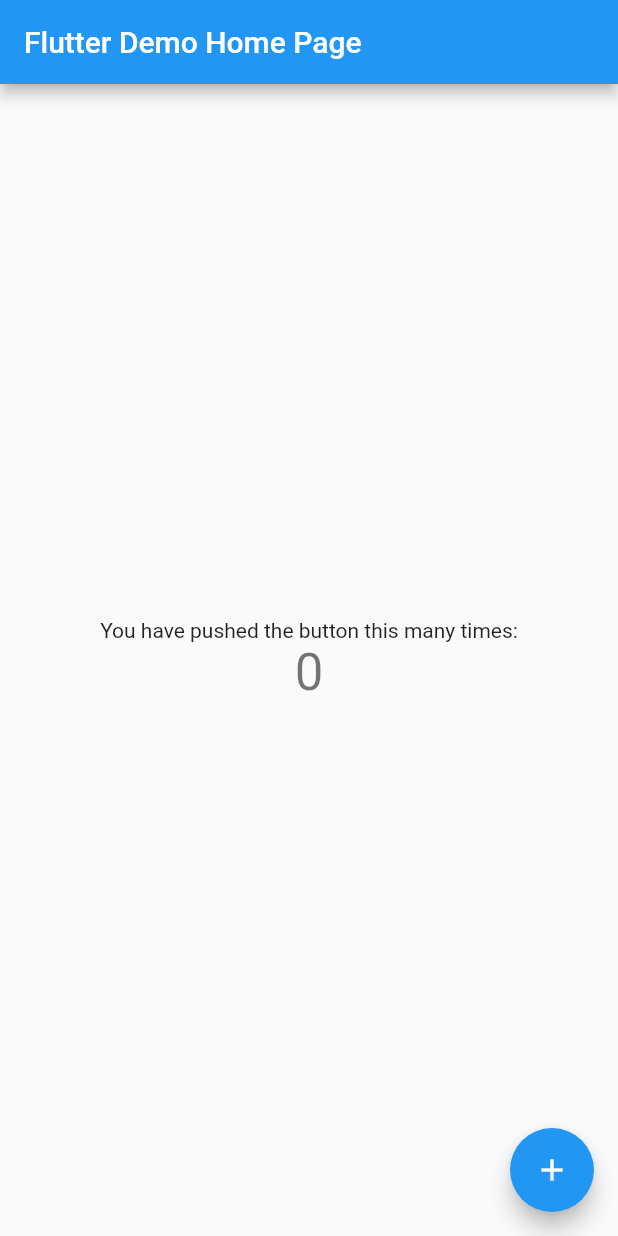
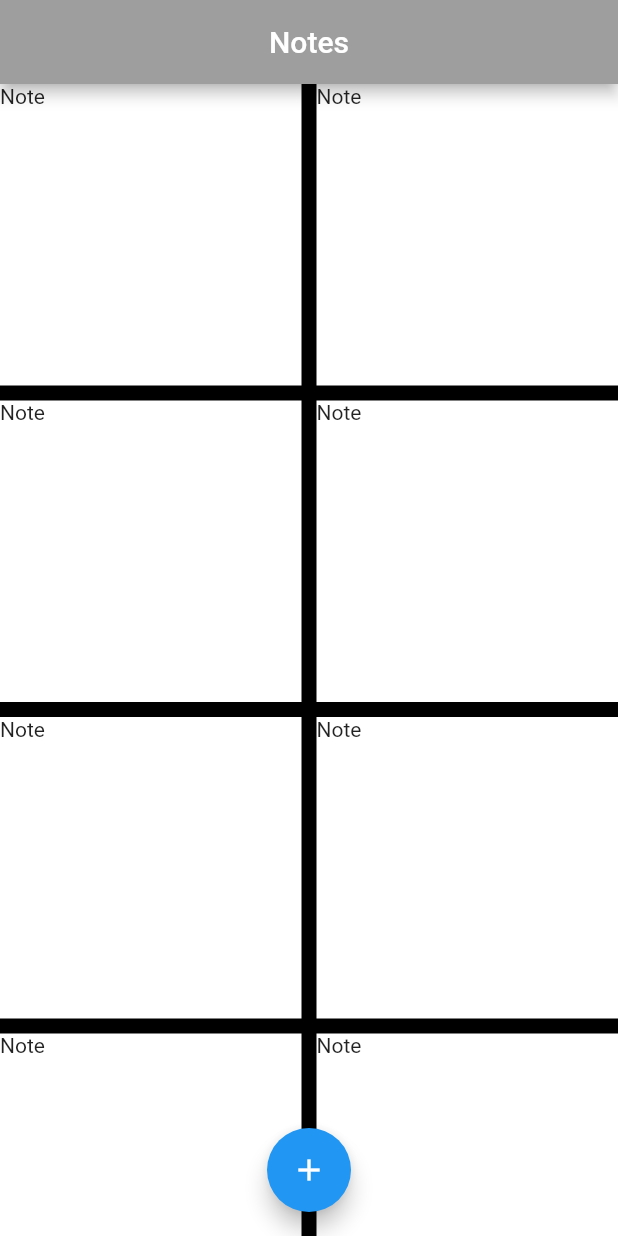
Before and after one commit to sadlerb/Notes, a Flutter app: the screen it shows after launch, on a phone screen of 412 x 824 dp. Run offline on Flutter 3.47's test engine with Material 2 defaults, Android fonts, the phone set to English and light mode, and no system bars.

Commit message:
Baseline finished

```diff
--- a/lib/main.dart
+++ b/lib/main.dart
@@ -1,117 +1,78 @@
 import 'package:flutter/material.dart';
 
 void main() {
-  runApp(MyApp());
+  runApp(Notes());
 }
 
-class MyApp extends StatelessWidget {
-  // This widget is the root of your application.
+class Notes extends StatefulWidget {
+  @override
+  _NotesState createState() => _NotesState();
+}
+
+class _NotesState extends State<Notes> {
   @override
   Widget build(BuildContext context) {
     return MaterialApp(
-      title: 'Flutter Demo',
-      theme: ThemeData(
-        // This is the theme of your application.
-        //
-        // Try running your application with "flutter run". You'll see the
-        // application has a blue toolbar. Then, without quitting the app, try
-        // changing the primarySwatch below to Colors.green and then invoke
-        // "hot reload" (press "r" in the console where you ran "flutter run",
-        // or simply save your changes to "hot reload" in a Flutter IDE).
-        // Notice that the counter didn't reset back to zero; the application
-        // is not restarted.
-        primarySwatch: Colors.blue,
-        // This makes the visual density adapt to the platform that you run
-        // the app on. For desktop platforms, the controls will be smaller and
-        // closer together (more dense) than on mobile platforms.
-        visualDensity: VisualDensity.adaptivePlatformDensity,
+      home: Scaffold(
+        backgroundColor: Colors.black,
+        appBar: AppBar(
+          backgroundColor: Colors.grey,
+          title: Text('Notes'),
+          centerTitle: true,
+        ),
+        body: GridView.count(
+          crossAxisCount: 2,
+          crossAxisSpacing: 10,
+          mainAxisSpacing: 10,
+          children: <Widget>[
+            Container(
+              color: Colors.white,
+              child: Text('Note'),
+            ),
+            Container(
+              color: Colors.white,
+              child: Text('Note'),
+            ),
+            Container(
+              color: Colors.white,
+              child: Text('Note'),
+            ),
+            Container(
+              color: Colors.white,
+              child: Text('Note'),
+            ),
+            Container(
+              color: Colors.white,
+              child: Text('Note'),
+            ),
+            Container(
+              color: Colors.white,
+              child: Text('Note'),
+            ),
+            Container(
+              color: Colors.white,
+              child: Text('Note'),
+            ),
+            Container(
+              color: Colors.white,
+              child: Text('Note'),
+            ),
+            Container(
+              color: Colors.white,
+              child: Text('Note'),
+            ),
+            Container(
+              color: Colors.white,
+              child: Text('Note'),
+            ),
+          ],
+        ),
+        floatingActionButton: FloatingActionButton(
+          onPressed: null,
+          child: Icon(Icons.add),
+        ),
+        floatingActionButtonLocation: FloatingActionButtonLocation.centerFloat,
       ),
-      home: MyHomePage(title: 'Flutter Demo Home Page'),
     );
   }
 }
-
-class MyHomePage extends StatefulWidget {
-  MyHomePage({Key key, this.title}) : super(key: key);
-
-  // This widget is the home page of your application. It is stateful, meaning
-  // that it has a State object (defined below) that contains fields that affect
-  // how it looks.
-
-  // This class is the configuration for the state. It holds the values (in this
-  // case the title) provided by the parent (in this case the App widget) and
-  // used by the build method of the State. Fields in a Widget subclass are
-  // always marked "final".
-
-  final String title;
-
-  @override
-  _MyHomePageState createState() => _MyHomePageState();
-}
-
-class _MyHomePageState extends State<MyHomePage> {
-  int _counter = 0;
-
-  void _incrementCounter() {
-    setState(() {
-      // This call to setState tells the Flutter framework that something has
-      // changed in this State, which causes it to rerun the build method below
-      // so that the display can reflect the updated values. If we changed
-      // _counter without calling setState(), then the build method would not be
-      // called again, and so nothing would appear to happen.
-      _counter++;
-    });
-  }
-
-  @override
-  Widget build(BuildContext context) {
-    // This method is rerun every time setState is called, for instance as done
-    // by the _incrementCounter method above.
-    //
-    // The Flutter framework has been optimized to make rerunning build methods
-    // fast, so that you can just rebuild anything that needs updating rather
-    // than having to individually change instances of widgets.
-    return Scaffold(
-      appBar: AppBar(
-        // Here we take the value from the MyHomePage object that was created by
-        // the App.build method, and use it to set our appbar title.
-        title: Text(widget.title),
-      ),
-      body: Center(
-        // Center is a layout widget. It takes a single child and positions it
-        // in the middle of the parent.
-        child: Column(
-          // Column is also a layout widget. It takes a list of children and
-          // arranges them vertically. By default, it sizes itself to fit its
-          // children horizontally, and tries to be as tall as its parent.
-          //
-          // Invoke "debug painting" (press "p" in the console, choose the
-          // "Toggle Debug Paint" action from the Flutter Inspector in Android
-          // Studio, or the "Toggle Debug Paint" command in Visual Studio Code)
-          // to see the wireframe for each widget.
-          //
-          // Column has various properties to control how it sizes itself and
-          // how it positions its children. Here we use mainAxisAlignment to
-          // center the children vertically; the main axis here is the vertical
-          // axis because Columns are vertical (the cross axis would be
-          // horizontal).
-          mainAxisAlignment: MainAxisAlignment.center,
-          children: <Widget>[
-            Text(
-              'You have pushed the button this many times:',
-            ),
-            Text(
-              '$_counter',
-              style: Theme.of(context).textTheme.headline4,
-            ),
-          ],
-        ),
-      ),
-      floatingActionButton: FloatingActionButton(
-        onPressed: _incrementCounter,
-        tooltip: 'Increment',
-        child: Icon(Icons.add),
-      ), // This trailing comma makes auto-formatting nicer for build methods.
-    );
-  }
-}
```
Also changed, not shown: services/note.dart (added), 2 other files.
